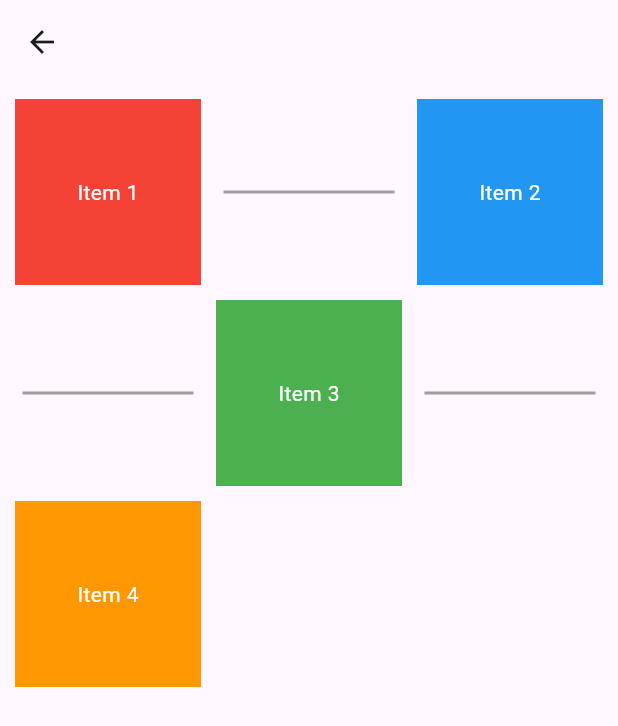
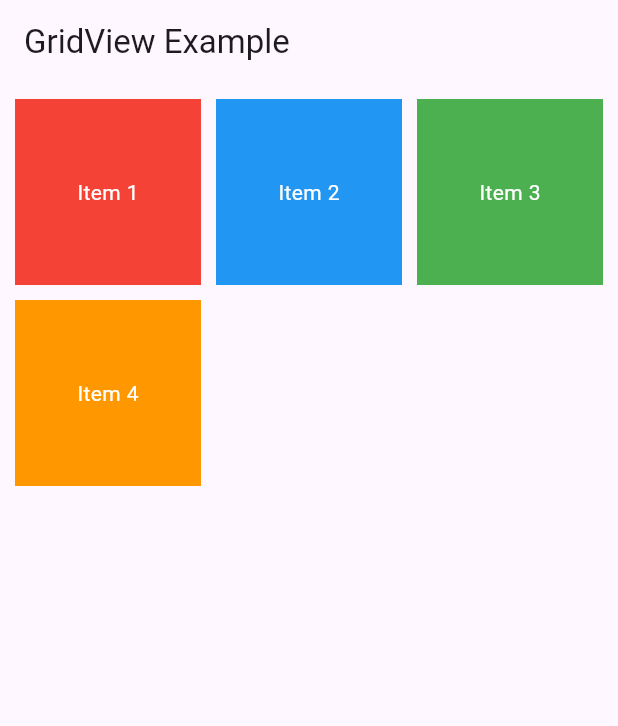
Before and after one commit to moritejas/flutter_widgets, a Flutter app: the GridViewComponent screen opened directly, on a phone screen of 412 x 824 dp. Shown: the top 726 px of the screen. Run offline on Flutter 3.47's test engine with Material 3 defaults, Android fonts, the phone set to English and light mode, and no system bars; our stand-ins replace audioplayers, badges, barcode_widget, cached_network_image, carousel_slider, expandable and 16 more; missing offline and left inert: pdfx, swipeable_card_stack.

Commit message:
GridViewComponent with Properties

```diff
--- a/lib/Component/Grid View/grid_view.dart
+++ b/lib/Component/Grid View/grid_view.dart
@@ -6,57 +6,54 @@ class GridViewComponent extends StatelessWidget {
   @override
   Widget build(BuildContext context) {
     return Scaffold(
-      appBar: AppBar(),
+      appBar: AppBar(
+        title: const Text('GridView Example'),
+      ),
       body: GridView(
         gridDelegate: const SliverGridDelegateWithFixedCrossAxisCount(
-          crossAxisCount: 3,
-          crossAxisSpacing: 10,
-          mainAxisSpacing: 10,
-          childAspectRatio: 1,
+          crossAxisCount: 3,        // Number of columns
+          crossAxisSpacing: 10.0,    // Horizontal space between items
+          mainAxisSpacing: 10.0,     // Vertical space between items
+          childAspectRatio: 1.0,     // Width/height ratio of items
         ),
         padding: const EdgeInsets.all(10.0), // Padding around the grid
+        scrollDirection: Axis.vertical, // Scroll direction (vertical/horizontal)
+        reverse: false,              // Reverse the scroll direction
+        primary: true,               // Whether this is the primary scroll view
+        physics: const BouncingScrollPhysics(), // Scroll behavior (physics)
+        shrinkWrap: false,           // Whether the GridView should take only as much space as needed
+        addAutomaticKeepAlives: true, // Whether the children should have keep-alive
+        addRepaintBoundaries: true,   // Whether the children should have repaint boundaries
+        addSemanticIndexes: true,     // Whether to add semantic indexes for accessibility
+        cacheExtent: 100.0,          // How far ahead to cache items
+        clipBehavior: Clip.hardEdge, // Clip behavior for items outside the bounds
+        keyboardDismissBehavior: ScrollViewKeyboardDismissBehavior.onDrag, // Dismiss keyboard on drag
+        semanticChildCount: 4,       // Semantic count of children for accessibility
+        restorationId: 'grid_view',  // Restoration ID to preserve state across restarts
         children: [
           Container(
             color: Colors.red,
             child: const Center(
-                child: Text('Item 1', style: TextStyle(color: Colors.white))),
-          ),
-          // Divider widget with all properties used
-          const Divider(
-            height: 20.0, // space around the divider line
-            thickness: 2.0, // thickness of the line
-            color: Colors.grey, // color of the divider line
-            indent: 5.0, // empty space to the leading edge of the divider
-            endIndent: 5.0, // empty space to the trailing edge of the divider
+              child: Text('Item 1', style: TextStyle(color: Colors.white)),
+            ),
           ),
           Container(
             color: Colors.blue,
             child: const Center(
-                child: Text('Item 2', style: TextStyle(color: Colors.white))),
-          ),
-          const Divider(
-            height: 20.0,
-            thickness: 2.0,
-            color: Colors.grey,
-            indent: 5.0,
-            endIndent: 5.0,
+              child: Text('Item 2', style: TextStyle(color: Colors.white)),
+            ),
           ),
           Container(
             color: Colors.green,
             child: const Center(
-                child: Text('Item 3', style: TextStyle(color: Colors.white))),
-          ),
-          const Divider(
-            height: 20.0,
-            thickness: 2.0,
-            color: Colors.grey,
-            indent: 5.0,
-            endIndent: 5.0,
+              child: Text('Item 3', style: TextStyle(color: Colors.white)),
+            ),
           ),
           Container(
             color: Colors.orange,
             child: const Center(
-                child: Text('Item 4', style: TextStyle(color: Colors.white))),
+              child: Text('Item 4', style: TextStyle(color: Colors.white)),
+            ),
           ),
         ],
       ),
--- a/lib/main.dart
+++ b/lib/main.dart
@@ -5,7 +5,6 @@ import 'Component/Flex/flex.dart';
 import 'Component/Flippable Card/flippable_card.dart';
 import 'Component/Form Validation/form_validation.dart';
 import 'Component/Grid View/grid_view.dart';
-import 'Component/Icon/icon.dart';
 
 
 void main() {
@@ -21,7 +20,7 @@ class MyApp extends StatelessWidget {
     return const GetMaterialApp(
       debugShowCheckedModeBanner: false,
       title: 'Flutter Demo',
-      home: IconComponent(),
+      home: GridViewComponent(),
     );
   }
 }
```
